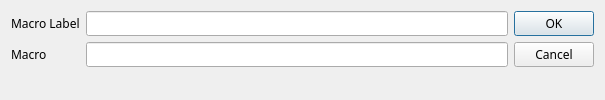
mbridak/not1mm, file not1mm/data/editmacro.ui: the form before one commit.
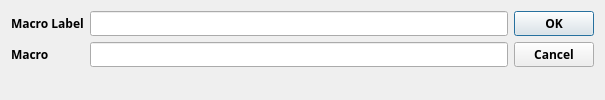
The form after the commit.

Commit message: @mbridak Add font weight property to UI files for consistency

Diff of the .ui file:
```diff
--- a/not1mm/data/editmacro.ui
+++ b/not1mm/data/editmacro.ui
@@ -13,6 +13,7 @@
   <property name="font">
    <font>
     <family>JetBrains Mono</family>
+    <weight>100</weight>
    </font>
   </property>
   <property name="windowTitle">
```
The commit also changes 14 other files.
